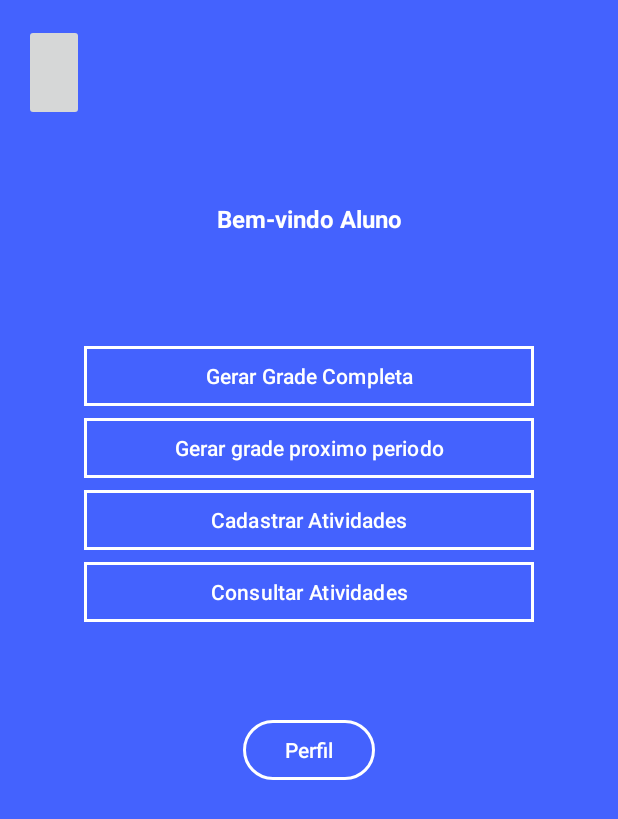
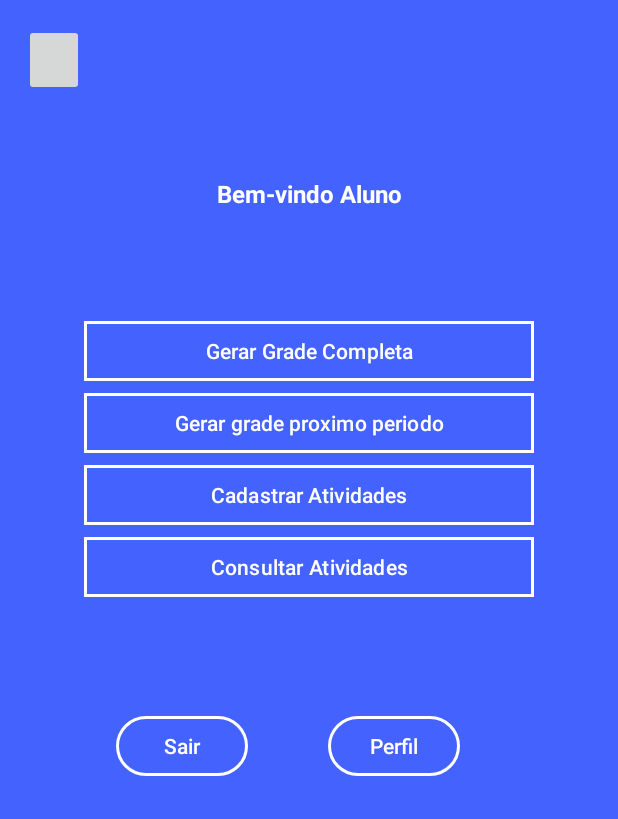
Before and after one commit to felipejf95/SGA-Trabalho, an Android app built with Jetpack Compose: the TelaPrincipalAlunoActivity screen opened directly, with no data from a screen before it, on a phone screen of 412 x 824 dp. Shown: the top 819 px of the screen. Run offline under Robolectric (Android 15) with nearby library versions, the phone set to English and light mode, and no system bars.

Commit message:
finalização de cadastro e login

```diff
--- a/app/src/main/java/com/example/trabalho/MainActivity.java
+++ b/app/src/main/java/com/example/trabalho/MainActivity.java
@@ -96,6 +96,8 @@ public class MainActivity extends AppCompatActivity {
 
 
 
+                }else{
+                    Toast.makeText(MainActivity.this, "Usuario ou senha incorretos!", Toast.LENGTH_LONG).show();
                 }
 
 
--- a/app/src/main/java/com/example/trabalho/TelaPerfilEdicaoActivity.java
+++ b/app/src/main/java/com/example/trabalho/TelaPerfilEdicaoActivity.java
@@ -138,7 +138,7 @@ public class TelaPerfilEdicaoActivity extends AppCompatActivity {
                                                 .logradouro(String.valueOf(edtLogradouro.getText().toString().trim()))
                                                 .bairro(String.valueOf(edtBairro.getText().toString().trim()))
                                                 .cidade(String.valueOf(edtCidade.getText().toString().trim()))
-                                                .senha(String.valueOf(edtSenha.getText().toString().trim()))
+                                                .senha(edtSenha.getText().toString().trim())
                                                 .isAluno(1)
                                                 .build();
 
--- a/app/src/main/java/com/example/trabalho/TelaPrincipalAlunoActivity.java
+++ b/app/src/main/java/com/example/trabalho/TelaPrincipalAlunoActivity.java
@@ -34,6 +34,16 @@ public class TelaPrincipalAlunoActivity extends AppCompatActivity {
             intent.putExtra("matricula", matricula);
             startActivity(intent);
         });
+
+
+        Button btnSair = findViewById(R.id.btnSair);
+        btnSair.setOnClickListener(v -> {
+            // Lógica para abrir a Activity desejada
+            finish();
+            intent = new Intent(TelaPrincipalAlunoActivity.this, MainActivity.class);
+            intent.putExtra("matricula", matricula);
+            startActivity(intent);
+        });
     }
 
 
--- a/app/src/main/res/layout/activity_tela_principal_aluno.xml
+++ b/app/src/main/res/layout/activity_tela_principal_aluno.xml
@@ -25,14 +25,14 @@
         android:id="@+id/btnGerarGrade"
         android:layout_width="wrap_content"
         android:layout_height="wrap_content"
+        android:layout_marginTop="210dp"
         android:width="300dp"
         android:backgroundTint="?android:attr/windowSplashScreenBackground"
         android:text="Gerar Grade Completa"
         app:cornerRadius="0dp"
-        app:layout_constraintBottom_toTopOf="@+id/btnConsultar"
         app:layout_constraintEnd_toEndOf="parent"
         app:layout_constraintStart_toStartOf="parent"
-        app:layout_constraintTop_toBottomOf="@+id/btnPerfil"
+        app:layout_constraintTop_toTopOf="parent"
         app:strokeColor="#FFFFFF"
         app:strokeWidth="2dp" />
 
@@ -44,8 +44,6 @@
         android:backgroundTint="?android:attr/windowSplashScreenBackground"
         android:text="Gerar grade proximo periodo"
         app:cornerRadius="0dp"
-        app:layout_constraintBottom_toTopOf="@+id/btnAtividades"
-        app:layout_constraintEnd_toEndOf="@+id/btnGerarGrade"
         app:layout_constraintStart_toStartOf="@+id/btnGerarGrade"
         app:layout_constraintTop_toBottomOf="@+id/btnGerarGrade"
         app:strokeColor="@color/white"
@@ -59,8 +57,6 @@
         android:backgroundTint="?android:attr/windowSplashScreenBackground"
         android:text="Cadastrar Atividades"
         app:cornerRadius="0dp"
-        app:layout_constraintBottom_toTopOf="@+id/btnAtividades2"
-        app:layout_constraintEnd_toEndOf="@+id/btnConsultar"
         app:layout_constraintStart_toStartOf="@+id/btnConsultar"
         app:layout_constraintTop_toBottomOf="@+id/btnConsultar"
         app:strokeColor="@color/white"
@@ -70,13 +66,10 @@
         android:id="@+id/btnAtividades2"
         android:layout_width="wrap_content"
         android:layout_height="wrap_content"
-        android:layout_marginBottom="405dp"
         android:width="300dp"
         android:backgroundTint="?android:attr/windowSplashScreenBackground"
         android:text="Consultar Atividades"
         app:cornerRadius="0dp"
-        app:layout_constraintBottom_toBottomOf="parent"
-        app:layout_constraintEnd_toEndOf="@+id/btnAtividades"
         app:layout_constraintStart_toStartOf="@+id/btnAtividades"
         app:layout_constraintTop_toBottomOf="@+id/btnAtividades"
         app:strokeColor="@color/white"
@@ -85,12 +78,10 @@
     <ImageButton
         android:id="@+id/btnPerfil"
         android:layout_width="40dp"
-        android:layout_height="0dp"
+        android:layout_height="48dp"
         android:layout_marginStart="16dp"
         android:layout_marginTop="16dp"
-        android:layout_marginBottom="146dp"
         android:scaleType="centerCrop"
-        app:layout_constraintBottom_toTopOf="@+id/btnGerarGrade"
         app:layout_constraintStart_toStartOf="parent"
         app:layout_constraintTop_toTopOf="parent"
         tools:srcCompat="@tools:sample/avatars" />
@@ -99,13 +90,25 @@
         android:id="@+id/btnPerfilAluno"
         android:layout_width="wrap_content"
         android:layout_height="wrap_content"
-        android:layout_marginTop="57dp"
+        android:layout_marginStart="53dp"
+        android:layout_marginTop="71dp"
         android:backgroundTint="?android:attr/windowSplashScreenBackground"
         android:text="Perfil"
-        app:layout_constraintEnd_toEndOf="parent"
-        app:layout_constraintStart_toStartOf="parent"
+        app:layout_constraintStart_toEndOf="@+id/btnSair"
         app:layout_constraintTop_toBottomOf="@+id/btnAtividades2"
         app:strokeColor="@color/white"
         app:strokeWidth="2dp" />
 
+    <Button
+        android:id="@+id/btnSair"
+        android:layout_width="wrap_content"
+        android:layout_height="wrap_content"
+        android:layout_marginStart="77dp"
+        android:backgroundTint="?android:attr/windowSplashScreenBackground"
+        android:text="Sair"
+        app:layout_constraintBaseline_toBaselineOf="@+id/btnPerfilAluno"
+        app:layout_constraintStart_toStartOf="parent"
+        app:strokeColor="@color/white"
+        app:strokeWidth="2dp" />
+
 </androidx.constraintlayout.widget.ConstraintLayout>
```
